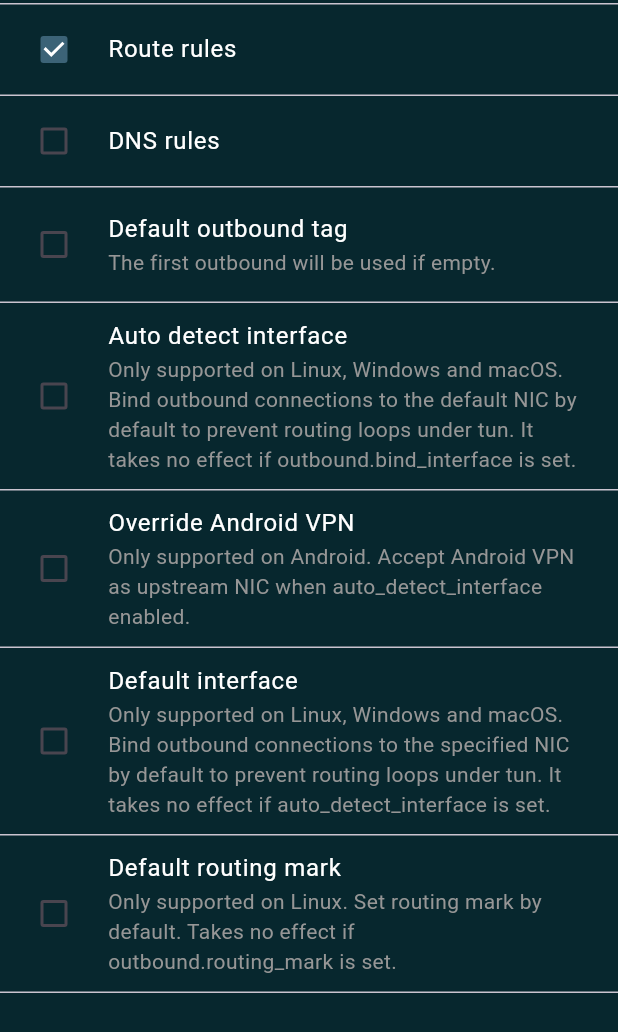
After one commit to LucisUrbe/easy_configurator, a Flutter app: the RouteTabWidget screen opened directly, on a phone screen of 412 x 824 dp. The commit adds this screen. Shown: the top 1032 px of the screen. Run offline on Flutter 3.47's test engine with Material 3 defaults, Android fonts, the phone set to English and light mode, and no system bars; our stand-ins replace file_picker, sidebarx; generated files the repository leaves out were written again.

Commit message:
feat: support route tab

```diff
--- a/lib/src/localization/app_en.arb
+++ b/lib/src/localization/app_en.arb
@@ -87,7 +87,7 @@
   "dnsServerStrategySubtitle": "Default domain strategy for resolving the domain names. Take no effect if overridden by other settings.",
   "dnsServerDetour": "Outbound for connecting to the DNS server",
   "dnsServerDetourSubtitle": "Tag of an outbound for connecting to the dns server. Default outbound will be used if empty.",
-  "dnsServerDetourHintText": "Enter a tag of an outbound",
+  "dnsServerDetourHintText": "Enter an outbound tag",
   "dnsRules": "DNS rules",
   "dnsRuleJsonStubHintText": "Enter the entire JSON object of DNS rules here",
   "dnsFinal": "Default DNS server tag",
@@ -107,6 +107,21 @@
   "dnsFakeIP4RangeHintText": "Enter a range like: 198.18.0.0/15",
   "dnsFakeIP6Range": "IPv6 address range for FakeIP",
   "dnsFakeIP6RangeHintText": "Enter a range like: fc00::/18",
+  "routeRules": "Route rules",
+  "routeRuleSet": "Route rule sets",
+  "routeFinal": "Default outbound tag",
+  "routeFinalSubtitle": "The first outbound will be used if empty.",
+  "routeFinalHintText": "Enter an outbound tag",
+  "routeAutoDetIf": "Auto detect interface",
+  "routeAutoDetIfSubtitle": "Only supported on Linux, Windows and macOS. Bind outbound connections to the default NIC by default to prevent routing loops under tun. It takes no effect if outbound.bind_interface is set.",
+  "routeOrAdVPN": "Override Android VPN",
+  "routeOrAdVPNSubtitle": "Only supported on Android. Accept Android VPN as upstream NIC when auto_detect_interface enabled.",
+  "routeDefIf": "Default interface",
+  "routeDefIfSubtitle": "Only supported on Linux, Windows and macOS. Bind outbound connections to the specified NIC by default to prevent routing loops under tun. It takes no effect if auto_detect_interface is set.",
+  "routeDefIfHintText": "Enter an interface like: en0",
+  "routeDefMark": "Default routing mark",
+  "routeDefMarkSubtitle": "Only supported on Linux. Set routing mark by default. Takes no effect if outbound.routing_mark is set.",
+  "routeDefMarkHintText": "Enter an integer like: 233",
   "homeGenerateConfig": "Generate config as a file",
   "dialFields": "Dial Fields"
 }
--- a/lib/src/screens.dart
+++ b/lib/src/screens.dart
@@ -7,6 +7,7 @@ import 'tabs/tab_home.dart';
 import 'tabs/tab_log.dart';
 import 'tabs/tab_dns.dart';
 import 'tabs/tab_ntp.dart';
+import 'tabs/tab_route.dart';
 import 'tabs/tab_experimental.dart';
 
 class ScreensWidget extends StatelessWidget {
@@ -33,6 +34,8 @@ class ScreensWidget extends StatelessWidget {
             return const DNSTabWidget();
           case 3:
             return const NTPTabWidget();
+          case 6:
+            return const RouteTabWidget();
           case 7:
             return const ExperimentalTabWidget();
           case 8:
--- a/lib/src/store_map.dart
+++ b/lib/src/store_map.dart
@@ -93,6 +93,22 @@ Map<String, dynamic> dnsFakeIPMap() {
   };
 }
 
+Map<String, dynamic> routeMap() {
+  return {
+    if (RouteCheckedStore.rules) 'rules': [],
+    if (RouteCheckedStore.ruleSet) 'rule_set': [],
+    if (RouteCheckedStore.finalTag) 'final': RouteConfigStore.finalTag,
+    if (RouteCheckedStore.autoDetectInterface)
+      'auto_detect_interface': RouteConfigStore.autoDetectInterface,
+    if (RouteCheckedStore.overrideAndroidVPN)
+      'override_android_vpn': RouteConfigStore.overrideAndroidVPN,
+    if (RouteCheckedStore.defaultInterface)
+      'default_interface': RouteConfigStore.defaultInterface,
+    if (RouteCheckedStore.defaultMark)
+      'default_mark': RouteConfigStore.defaultMark,
+  };
+}
+
 Map<String, dynamic> buildConfig() {
   Map<String, dynamic> config = {};
   final logMapObject = logMap();
@@ -150,5 +166,11 @@ Map<String, dynamic> buildConfig() {
   if (dnsFakeIPMapObject.isNotEmpty && DNSCheckedStore.fakeIP) {
     config["dns"]["fakeip"] = dnsFakeIPMapObject;
   }
+  final routeMapObject = routeMap();
+  if (routeMapObject.isNotEmpty) {
+    config.addAll({
+      "route": routeMapObject,
+    });
+  }
   return config;
 }
--- /dev/null
+++ b/lib/src/tabs/tab_route.dart
@@ -0,0 +1,381 @@
+import 'package:flutter_gen/gen_l10n/app_localizations.dart';
+import 'package:flutter/material.dart';
+
+import '../colors.dart';
+import '../store.dart';
+
+class RouteTabWidget extends StatefulWidget {
+  const RouteTabWidget({super.key});
+
+  @override
+  State<RouteTabWidget> createState() => _RouteTabWidgetState();
+}
+
+class _RouteTabWidgetState extends State<RouteTabWidget> {
+  @override
+  Widget build(BuildContext context) {
+    const dividerHeight = 5.0;
+    return Scaffold(
+      body: SingleChildScrollView(
+        child: Column(
+          children: <Widget>[
+            const Divider(height: dividerHeight),
+            CheckboxListTile(
+              hoverColor: gray,
+              activeColor: actionColor,
+              controlAffinity: ListTileControlAffinity.leading,
+              value: RouteCheckedStore.rules,
+              onChanged: (bool? value) {
+                setState(() {
+                  RouteCheckedStore.rules = value!;
+                });
+              },
+              title: Text(
+                AppLocalizations.of(context)!.routeRules,
+                style: const TextStyle(color: white),
+              ),
+            ),
+            // RouteCheckedStore.rules
+            //     ? ListTile(
+            //         title: Text(AppLocalizations.of(context)!.routeRules),
+            //         titleTextStyle: const TextStyle(color: white),
+            //         trailing: const Icon(Icons.keyboard_arrow_right),
+            //         onTap: () {
+            //           Navigator.push(
+            //             context,
+            //             MaterialPageRoute(
+            //               builder: (context) => const WhatTabWidget(),
+            //             ),
+            //           );
+            //         },
+            //       )
+            //     : Container(),
+            const Divider(height: dividerHeight),
+            CheckboxListTile(
+              hoverColor: gray,
+              activeColor: actionColor,
+              controlAffinity: ListTileControlAffinity.leading,
+              value: RouteCheckedStore.ruleSet,
+              onChanged: (bool? value) {
+                setState(() {
+                  RouteCheckedStore.ruleSet = value!;
+                });
+              },
+              title: Text(
+                AppLocalizations.of(context)!.dnsRules,
+                style: const TextStyle(color: white),
+              ),
+            ),
+            // RouteCheckedStore.ruleSet
+            //     ? ListTile(
+            //         title: Text(AppLocalizations.of(context)!.dnsRules),
+            //         titleTextStyle: const TextStyle(color: white),
+            //         trailing: const Icon(Icons.keyboard_arrow_right),
+            //         onTap: () {
+            //           Navigator.push(
+            //             context,
+            //             MaterialPageRoute(
+            //               builder: (context) => const WhatTabWidget(),
+            //             ),
+            //           );
+            //         },
+            //       )
+            //     : Container(),
+            const Divider(height: dividerHeight),
+            CheckboxListTile(
+              hoverColor: gray,
+              activeColor: actionColor,
+              controlAffinity: ListTileControlAffinity.leading,
+              value: RouteCheckedStore.finalTag,
+              onChanged: (bool? value) {
+                setState(() {
+                  RouteCheckedStore.finalTag = value!;
+                });
+              },
+              title: Text(
+                AppLocalizations.of(context)!.routeFinal,
+                style: const TextStyle(color: white),
+              ),
+              subtitle: Text(
+                AppLocalizations.of(context)!.routeFinalSubtitle,
+                style: const TextStyle(color: gray),
+              ),
+            ),
+            RouteCheckedStore.finalTag
+                ? Row(
+                    children: [
+                      const VerticalDivider(
+                        width: 20.0,
+                      ),
+                      Expanded(
+                        child: TextFormField(
+                          initialValue: RouteConfigStore.finalTag,
+                          cursorColor: gray,
+                          style: const TextStyle(color: white),
+                          decoration: InputDecoration(
+                            border: const OutlineInputBorder(),
+                            focusedBorder: const OutlineInputBorder(
+                              borderSide: BorderSide(color: white),
+                            ),
+                            hintText: AppLocalizations.of(context)!
+                                .routeFinalHintText,
+                            hintStyle: const TextStyle(color: gray),
+                          ),
+                          onChanged: (inputString) {
+                            setState(() {
+                              RouteConfigStore.finalTag = inputString;
+                            });
+                          },
+                        ),
+                      ),
+                      const VerticalDivider(
+                        width: 20.0,
+                      ),
+                    ],
+                  )
+                : Container(),
+            const Divider(height: dividerHeight),
+            CheckboxListTile(
+              hoverColor: gray,
+              activeColor: actionColor,
+              controlAffinity: ListTileControlAffinity.leading,
+              value: RouteCheckedStore.autoDetectInterface,
+              onChanged: (bool? value) {
+                setState(() {
+                  RouteCheckedStore.autoDetectInterface = value!;
+                });
+              },
+              title: Text(
+                AppLocalizations.of(context)!.routeAutoDetIf,
+                style: const TextStyle(color: white),
+              ),
+              subtitle: Text(
+                AppLocalizations.of(context)!.routeAutoDetIfSubtitle,
+                style: const TextStyle(color: gray),
+              ),
+            ),
+            RouteCheckedStore.autoDetectInterface
+                ? Row(
+                    children: [
+                      const VerticalDivider(
+                        width: 20.0,
+                      ),
+                      Expanded(
+                        child: DropdownButton(
+                            isExpanded: true,
+                            value: RouteSelectionStore.autoDIDropdownValue,
+                            items: RouteSelectionStore.autoDIList
+                                .map((String value) {
+                              return DropdownMenuItem<String>(
+                                value: value,
+                                child: Text(
+                                  value,
+                                  style: const TextStyle(color: white),
+                                ),
+                              );
+                            }).toList(),
+                            onChanged: (selectedValue) {
+                              if (selectedValue == 'false') {
+                                setState(() {
+                                  RouteConfigStore.autoDetectInterface = false;
+                                  RouteSelectionStore.autoDIDropdownValue =
+                                      selectedValue!;
+                                });
+                              }
+                              if (selectedValue == 'true') {
+                                setState(() {
+                                  RouteConfigStore.autoDetectInterface = true;
+                                  RouteSelectionStore.autoDIDropdownValue =
+                                      selectedValue!;
+                                });
+                              }
+                            }),
+                      ),
+                      const VerticalDivider(
+                        width: 20.0,
+                      ),
+                    ],
+                  )
+                : Container(),
+            const Divider(height: dividerHeight),
+            CheckboxListTile(
+              hoverColor: gray,
+              activeColor: actionColor,
+              controlAffinity: ListTileControlAffinity.leading,
+              value: RouteCheckedStore.overrideAndroidVPN,
+              onChanged: (bool? value) {
+                setState(() {
+                  RouteCheckedStore.overrideAndroidVPN = value!;
+                });
+              },
+              title: Text(
+                AppLocalizations.of(context)!.routeOrAdVPN,
+                style: const TextStyle(color: white),
+              ),
+              subtitle: Text(
+                AppLocalizations.of(context)!.routeOrAdVPNSubtitle,
+                style: const TextStyle(color: gray),
+              ),
+            ),
+            RouteCheckedStore.overrideAndroidVPN
+                ? Row(
+                    children: [
+                      const VerticalDivider(
+                        width: 20.0,
+                      ),
+                      Expanded(
+                        child: DropdownButton(
+                            isExpanded: true,
+                            value:
+                                RouteSelectionStore.overrideAVPNDropdownValue,
+                            items: RouteSelectionStore.overrideAVPNList
+                                .map((String value) {
+                              return DropdownMenuItem<String>(
+                                value: value,
+                                child: Text(
+                                  value,
+                                  style: const TextStyle(color: white),
+                                ),
+                              );
+                            }).toList(),
+                            onChanged: (selectedValue) {
+                              if (selectedValue == 'false') {
+                                setState(() {
+                                  RouteConfigStore.overrideAndroidVPN = false;
+                                  RouteSelectionStore
+                                          .overrideAVPNDropdownValue =
+                                      selectedValue!;
+                                });
+                              }
+                              if (selectedValue == 'true') {
+                                setState(() {
+                                  RouteConfigStore.overrideAndroidVPN = true;
+                                  RouteSelectionStore
+                                          .overrideAVPNDropdownValue =
+                                      selectedValue!;
+                                });
+                              }
+                            }),
+                      ),
+                      const VerticalDivider(
+                        width: 20.0,
+                      ),
+                    ],
+                  )
+                : Container(),
+            const Divider(height: dividerHeight),
+            CheckboxListTile(
+              hoverColor: gray,
+              activeColor: actionColor,
+              controlAffinity: ListTileControlAffinity.leading,
+              value: RouteCheckedStore.defaultInterface,
+              onChanged: (bool? value) {
+                setState(() {
+                  RouteCheckedStore.defaultInterface = value!;
+                });
+              },
+              title: Text(
+                AppLocalizations.of(context)!.routeDefIf,
+                style: const TextStyle(color: white),
+              ),
+              subtitle: Text(
+                AppLocalizations.of(context)!.routeDefIfSubtitle,
+                style: const TextStyle(color: gray),
+              ),
+            ),
+            RouteCheckedStore.defaultInterface
+                ? Row(
+                    children: [
+                      const VerticalDivider(
+                        width: 20.0,
+                      ),
+                      Expanded(
+                        child: TextFormField(
+                          initialValue: RouteConfigStore.defaultInterface,
+                          cursorColor: gray,
+                          style: const TextStyle(color: white),
+                          decoration: InputDecoration(
+                            border: const OutlineInputBorder(),
+                            focusedBorder: const OutlineInputBorder(
+                              borderSide: BorderSide(color: white),
+                            ),
+                            hintText: AppLocalizations.of(context)!
+                                .routeDefIfHintText,
+                            hintStyle: const TextStyle(color: gray),
+                          ),
+                          onChanged: (inputString) {
+                            setState(() {
+                              RouteConfigStore.defaultInterface = inputString;
+                            });
+                          },
+                        ),
+                      ),
+                      const VerticalDivider(
+                        width: 20.0,
+                      ),
+                    ],
+                  )
+                : Container(),
+            const Divider(height: dividerHeight),
+            CheckboxListTile(
+              hoverColor: gray,
+              activeColor: actionColor,
+              controlAffinity: ListTileControlAffinity.leading,
+              value: RouteCheckedStore.defaultMark,
+              onChanged: (bool? value) {
+                setState(() {
+                  RouteCheckedStore.defaultMark = value!;
+                });
+              },
+              title: Text(
+                AppLocalizations.of(context)!.routeDefMark,
+                style: const TextStyle(color: white),
+              ),
+              subtitle: Text(
+                AppLocalizations.of(context)!.routeDefMarkSubtitle,
+                style: const TextStyle(color: gray),
+              ),
+            ),
+            RouteCheckedStore.defaultMark
+                ? Row(
+                    children: [
+                      const VerticalDivider(
+                        width: 20.0,
+                      ),
+                      Expanded(
+                        child: TextFormField(
+                          initialValue: RouteConfigStore.defaultMark.toString(),
+                          cursorColor: gray,
+                          style: const TextStyle(color: white),
+                          decoration: InputDecoration(
+                            border: const OutlineInputBorder(),
+                            focusedBorder: const OutlineInputBorder(
+                              borderSide: BorderSide(color: white),
+                            ),
+                            hintText: AppLocalizations.of(context)!
+                                .routeDefMarkHintText,
+                            hintStyle: const TextStyle(color: gray),
+                          ),
+                          onChanged: (inputString) {
+                            setState(() {
+                              RouteSelectionStore.defaultMark = inputString;
+                              RouteConfigStore.defaultMark = int.tryParse(
+                                      RouteSelectionStore.defaultMark) ??
+                                  RouteConfigStore.defaultMark;
+                            });
+                          },
+                        ),
+                      ),
+                      const VerticalDivider(
+                        width: 20.0,
+                      ),
+                    ],
+                  )
+                : Container(),
+            const Divider(height: dividerHeight),
+          ],
+        ),
+      ),
+    );
+  }
+}
```
